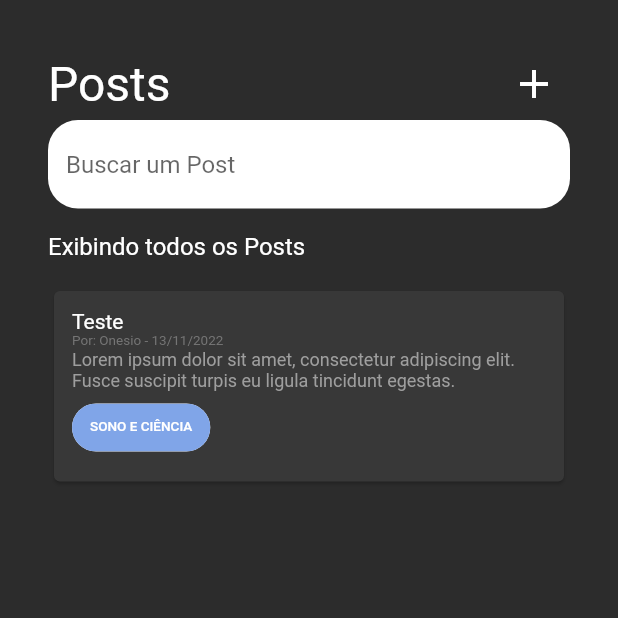
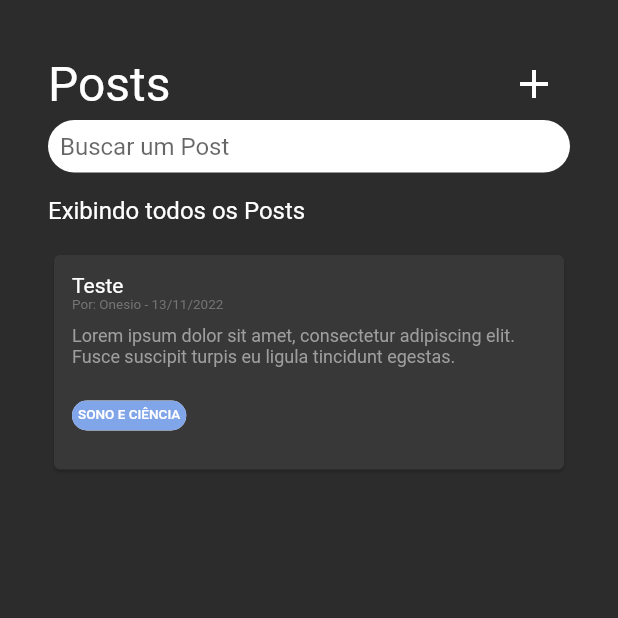
Before and after one commit to Onesiojr1/persono-front, a Flutter app: the screen it shows after launch, on a phone screen of 412 x 824 dp, the top half of it. Run offline on Flutter 3.47's test engine with Material 2 defaults, Android fonts, the light colour scheme and no system bars.

Commit message:
style: changing the height of search input and clip

```diff
--- a/lib/components/post.dart
+++ b/lib/components/post.dart
@@ -41,16 +41,23 @@ class Post extends StatelessWidget {
               'Por: $name - $postDate',
               style: TextStyle(color: Colors.grey[600], fontSize: 9),
             ),
-            Text(
+            Padding(
+              padding: const EdgeInsets.fromLTRB(0, 8, 0, 8),
+              child: Text(
                 body,
                 style: TextStyle(color: Colors.grey[500], fontSize: 12),
               ),
-            Chip(
+            ),
+            SizedBox(
+              // height: 20,
+              child: Chip(
                 label: Text(
                   category,
                   style: const TextStyle(fontSize: 9, color: Colors.white),
                 ),
                 backgroundColor: Color(int.parse('0xff80a5e8')),
+                labelPadding: const EdgeInsets.fromLTRB(0, -6, 0, -6),
+              ),
             )
           ],
         ),
--- a/lib/screens/home_page.dart
+++ b/lib/screens/home_page.dart
@@ -31,7 +31,9 @@ class HomePage extends StatelessWidget {
                 ),
               ],
             ),
-            TextField(
+            SizedBox(
+              height: 35,
+              child: TextField(
                 decoration: InputDecoration(
                     filled: true,
                     fillColor: Colors.white,
@@ -39,6 +41,7 @@ class HomePage extends StatelessWidget {
                     border: OutlineInputBorder(
                         borderSide: BorderSide.none,
                         borderRadius: BorderRadius.circular(20)),
+                    contentPadding: const EdgeInsets.all(8)),
               ),
             ),
             Padding(
```
Lines whose indentation alone changed are shown as unchanged.
